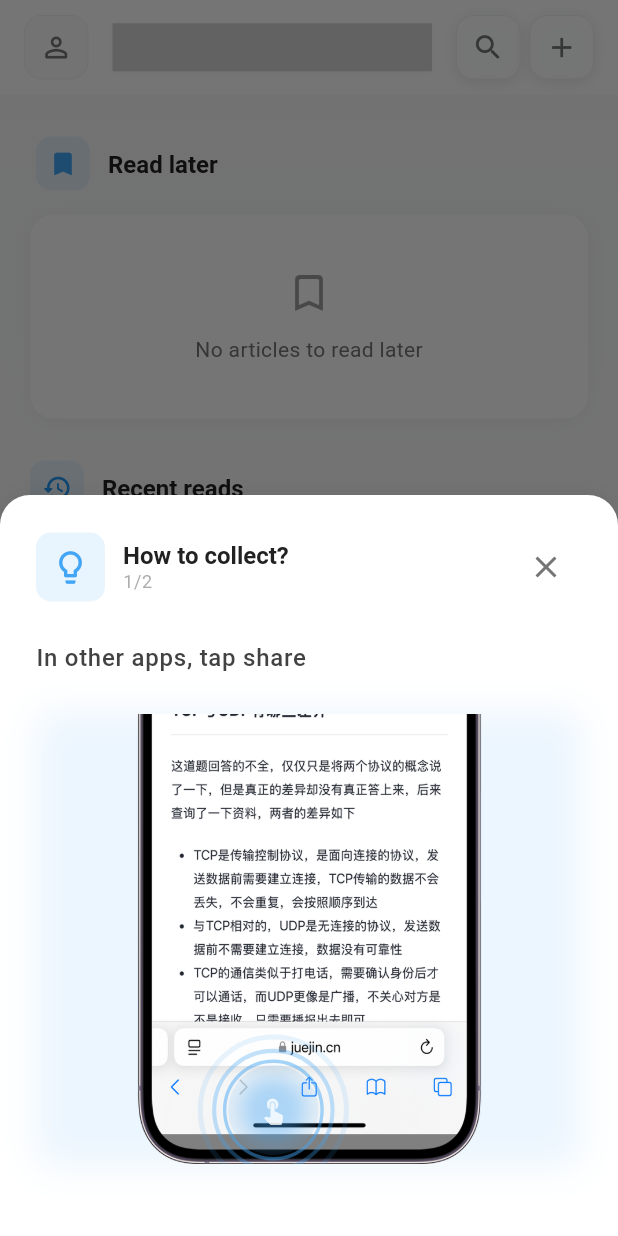
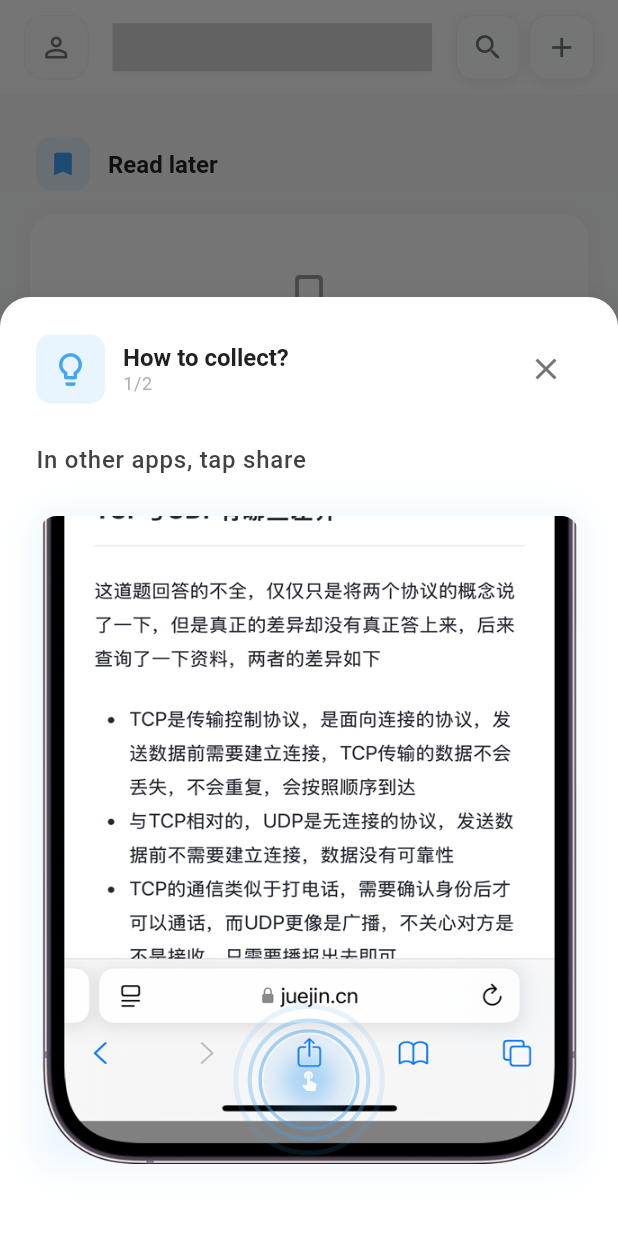
Before and after one commit to qq337196325/Clipora, a Flutter app: the IndexPage screen opened by its route, on a phone screen of 412 x 824 dp. Run offline on Flutter 3.47's test engine with Material 3 defaults, Android fonts, the phone set to English and light mode, and no system bars; our stand-ins replace bot_toast, device_info_plus, dio, flutter_smart_dialog, get, get_storage and 9 more; missing offline and left inert: animated_segmented_tab_control, flutter_inappwebview, fluwx, receive_sharing_intent; accounts and stored records are empty; generated files the repository leaves out were written again.

Commit message:
[add]添加收藏引导

```diff
--- a/lib/db/flutter_logger/flutter_logger_service.dart
+++ b/lib/db/flutter_logger/flutter_logger_service.dart
@@ -159,7 +159,7 @@ class FlutterLoggerService extends GetxService {
         await _dbService.isar.flutterLoggers.put(log);
       });
     } catch (e) {
-      getLogger().e('❌ 保存日志到数据库失败: $e');
+      // getLogger().e('❌ 保存日志到数据库失败: $e');
     }
   }
 
--- a/lib/view/home/components/tutorial_guide_widget.dart
+++ b/lib/view/home/components/tutorial_guide_widget.dart
@@ -20,16 +20,16 @@ class _TutorialGuideWidgetState extends State<TutorialGuideWidget>
   int currentStep = 0;
   late AnimationController _lottieController;
 
-  // 可调整的点击位置配置
+  // 可调整的点击位置配置 - 针对不同步骤的精确位置
   final List<Map<String, dynamic>> _clickPositions = [
     {
-      'x': 0.434,  // 相对于图片宽度的位置 (0.0 - 1.0)
-      'y': 0.88,  // 相对于图片高度的位置 (0.0 - 1.0)
+      'x': 0.5,  // 分享图标的相对位置
+      'y': 0.87,   // 相对于图片高度的位置
       'description': '分享图标',
     },
     {
-      'x': 0.35,  // Clipora logo 位置
-      'y': 0.42,
+      'x': 0.36,   // Clipora logo 的相对位置
+      'y': 0.4,   // 相对于图片高度的位置
       'description': 'Clipora图标',
     },
   ];
@@ -188,8 +188,16 @@ class _TutorialGuideWidgetState extends State<TutorialGuideWidget>
 
   /// 构建带有可点击区域的图片组件
   Widget _buildImageWithClickableArea() {
-    const double imageWidth = 360;
-    const double imageHeight = 300;
+    return LayoutBuilder(
+      builder: (context, constraints) {
+        // 获取屏幕宽度，留出一些边距
+        final screenWidth = MediaQuery.of(context).size.width;
+        final maxWidth = screenWidth - 48; // 24px padding * 2
+
+        // 计算合适的图片尺寸，保持合适的比例，确保最小尺寸
+        final imageWidth = (maxWidth > 360 ? 360.0 : maxWidth).clamp(280.0, 360.0);
+        final imageHeight = imageWidth * 1.2; // 保持原有比例 (300/360 ≈ 0.833)
+
         final position = _clickPositions[currentStep];
 
         return Container(
@@ -215,13 +223,28 @@ class _TutorialGuideWidgetState extends State<TutorialGuideWidget>
                   height: imageHeight,
                   child: Image.asset(
                     currentStep == 0 ? 'assets/jiaocheng1.png' : 'assets/jiaocheng2.png',
-                fit: BoxFit.contain, // 改为contain确保完全显示
+                    fit: BoxFit.fill, // 使用fill确保填满整个容器
                   ),
                 ),
                 // 可点击的区域指示器
-            Positioned(
-              left: imageWidth * position['x'] - 30, // 减去指示器的一半宽度
-              top: imageHeight * position['y'] - 30,  // 减去指示器的一半高度
+                _buildIndicator(imageWidth, imageHeight, position),
+              ],
+            ),
+          ),
+        );
+      },
+    );
+  }
+
+  /// 构建指示器组件
+  Widget _buildIndicator(double imageWidth, double imageHeight, Map<String, dynamic> position) {
+    // 计算指示器尺寸，根据图片大小调整
+    final indicatorSize = (imageWidth * 0.167).clamp(50.0, 70.0); // 动态调整指示器大小
+    final centerIconSize = (indicatorSize * 0.5).clamp(30.0, 40.0);
+
+    return Positioned(
+      left: imageWidth * position['x'] - indicatorSize / 2,
+      top: imageHeight * position['y'] - indicatorSize / 2,
       child: Material(
         color: Colors.transparent,
         child: InkWell(
@@ -229,13 +252,13 @@ class _TutorialGuideWidgetState extends State<TutorialGuideWidget>
             print('点击了指示器！当前步骤: $currentStep');
             _onTargetTap();
           },
-                  borderRadius: BorderRadius.circular(30),
+          borderRadius: BorderRadius.circular(indicatorSize / 2),
           child: AnimatedBuilder(
             animation: _lottieController,
             builder: (context, child) {
               return Container(
-                        width: 60,
-                        height: 60,
+                width: indicatorSize,
+                height: indicatorSize,
                 decoration: BoxDecoration(
                   color: Theme.of(context).primaryColor.withOpacity(0.1),
                   shape: BoxShape.circle,
@@ -248,8 +271,8 @@ class _TutorialGuideWidgetState extends State<TutorialGuideWidget>
                       Transform.scale(
                         scale: 1.0 + ((_lottieController.value + i * 0.3) % 1.0) * 0.8,
                         child: Container(
-                                  width: 60,
-                                  height: 60,
+                          width: indicatorSize,
+                          height: indicatorSize,
                           decoration: BoxDecoration(
                             shape: BoxShape.circle,
                             border: Border.all(
@@ -263,8 +286,8 @@ class _TutorialGuideWidgetState extends State<TutorialGuideWidget>
                       ),
                     // 中心按钮
                     Container(
-                              width: 40,
-                              height: 40,
+                      width: centerIconSize,
+                      height: centerIconSize,
                       decoration: BoxDecoration(
                         shape: BoxShape.circle,
                         boxShadow: [
@@ -277,8 +300,8 @@ class _TutorialGuideWidgetState extends State<TutorialGuideWidget>
                       ),
                       child: currentStep == 0 ? Icon(
                          Icons.touch_app,
-                                color: Colors.white.withOpacity(0.8),
-                                size: 20,
+                        color: Colors.white.withOpacity(0.9),
+                        size: centerIconSize * 0.5,
                       ) : null,
                     ),
                   ],
@@ -286,10 +309,6 @@ class _TutorialGuideWidgetState extends State<TutorialGuideWidget>
               );
             },
           ),
-                ),
-              ),
-            ),
-          ],
         ),
       ),
     );
--- a/lib/view/home/index_page.dart
+++ b/lib/view/home/index_page.dart
@@ -389,14 +389,14 @@ mixin IndexPageBLoC on State<IndexPage> {
   Future<void> _checkAndShowTutorial() async {
 
     bool? tutorialCompleted = globalBoxStorage.read('tutorial_completed');
-    // 延迟一点时间，确保页面完全加载
-    await Future.delayed(const Duration(milliseconds: 200), () async {
-      if (mounted) {
-        await _showTutorialGuide();
-      }
-    });
+
     if (tutorialCompleted == null) {
-
+      // 延迟一点时间，确保页面完全加载
+      await Future.delayed(const Duration(milliseconds: 200), () async {
+        if (mounted) {
+          await _showTutorialGuide();
+        }
+      });
     }
   }
 
```
Lines whose indentation alone changed are shown as unchanged.
